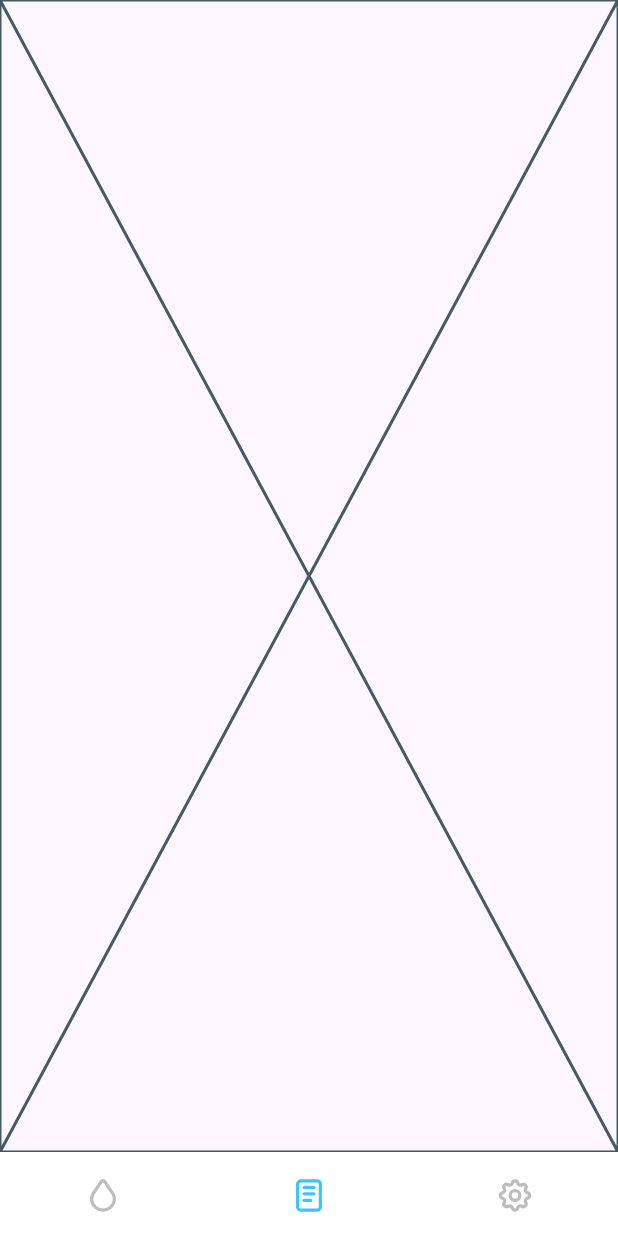
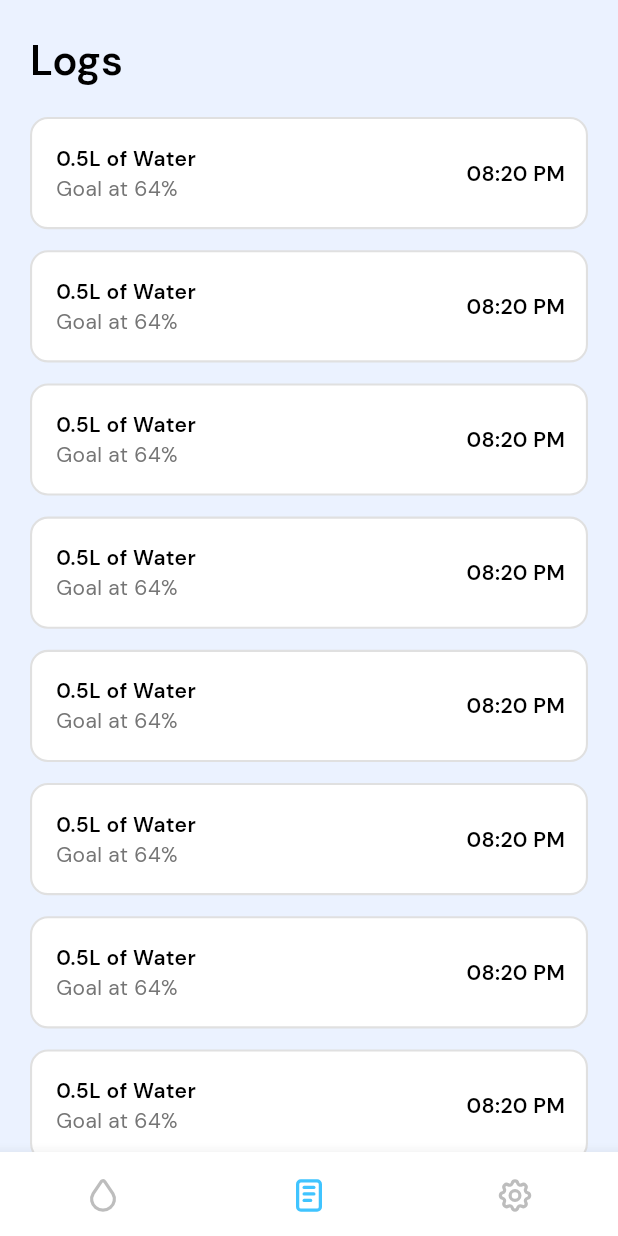
Before and after one commit to devwraithe/water_intake_reminder, a Flutter app: the screen it shows after launch, item 2 of the bottom bar chosen, on a phone screen of 412 x 824 dp. Run offline on Flutter 3.47's test engine with Material 3 defaults, Android fonts, the phone set to English and light mode, and no system bars; our stand-ins replace flutter_tabler_icons.

Commit message:
add the daily logs tab

```diff
--- a/lib/presentation/screens/tabs/logs_tab.dart
+++ b/lib/presentation/screens/tabs/logs_tab.dart
@@ -1,4 +1,6 @@
 import 'package:flutter/material.dart';
+
+import '../../../core/helpers/text_style_helper.dart';
 
 class LogsTab extends StatefulWidget {
   const LogsTab({super.key});
@@ -10,6 +12,84 @@ class LogsTab extends StatefulWidget {
 class _LogsTabState extends State<LogsTab> {
   @override
   Widget build(BuildContext context) {
-    return const Placeholder();
+    return Scaffold(
+      backgroundColor: Colors.lightBlueAccent.withOpacity(0.1),
+      body: SingleChildScrollView(
+        padding: const EdgeInsets.all(20),
+        child: Column(
+          crossAxisAlignment: CrossAxisAlignment.start,
+          children: [
+            Text(
+              "Logs",
+              style: TextStyleHelper.ds(),
+            ),
+            const SizedBox(height: 18),
+            _logItem(),
+            const SizedBox(height: 14),
+            _logItem(),
+            const SizedBox(height: 14),
+            _logItem(),
+            const SizedBox(height: 14),
+            _logItem(),
+            const SizedBox(height: 14),
+            _logItem(),
+            const SizedBox(height: 14),
+            _logItem(),
+            const SizedBox(height: 14),
+            _logItem(),
+            const SizedBox(height: 14),
+            _logItem(),
+          ],
+        ),
+      ),
+    );
+  }
+
+  _logItem() {
+    return Container(
+      decoration: BoxDecoration(
+        color: Colors.white,
+        borderRadius: BorderRadius.circular(12),
+        border: Border.all(
+          color: Colors.grey[300]!,
+          width: 1.4,
+        ),
+      ),
+      padding: const EdgeInsets.fromLTRB(16, 16, 14, 16),
+      child: Row(
+        children: [
+          Expanded(
+            child: Row(
+              mainAxisAlignment: MainAxisAlignment.spaceBetween,
+              children: [
+                Column(
+                  crossAxisAlignment: CrossAxisAlignment.start,
+                  children: [
+                    Text(
+                      "0.5L of Water",
+                      style: TextStyleHelper.mdText(
+                        weight: FontWeight.w600,
+                      ),
+                    ),
+                    Text(
+                      "Goal at 64%",
+                      style: TextStyleHelper.mdText(
+                        color: Colors.grey[600]!,
+                      ),
+                    ),
+                  ],
+                ),
+                Text(
+                  "08:20 PM",
+                  style: TextStyleHelper.mdText(
+                    weight: FontWeight.w600,
+                  ),
+                ),
+              ],
+            ),
+          ),
+        ],
+      ),
+    );
   }
 }
```
